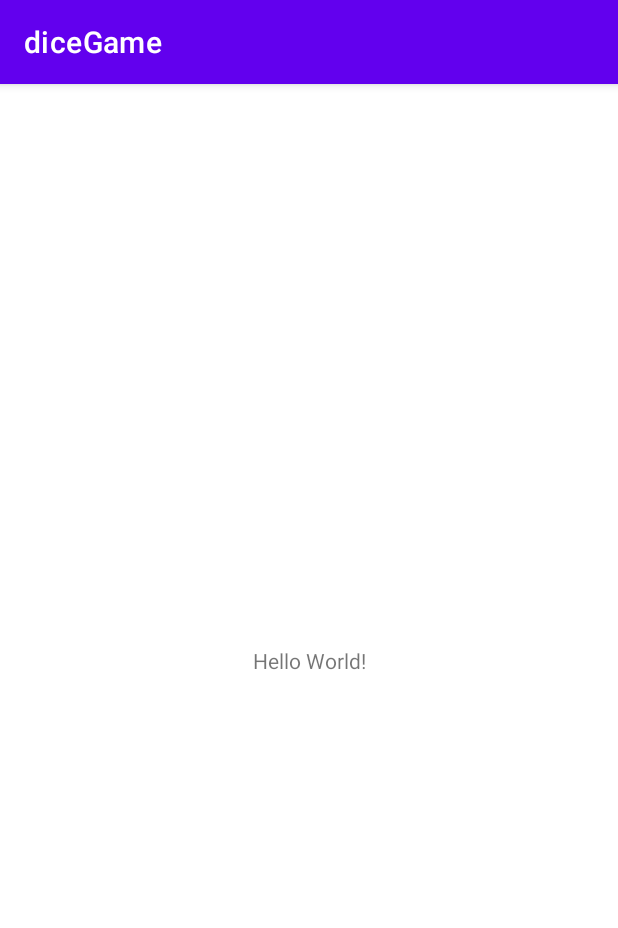
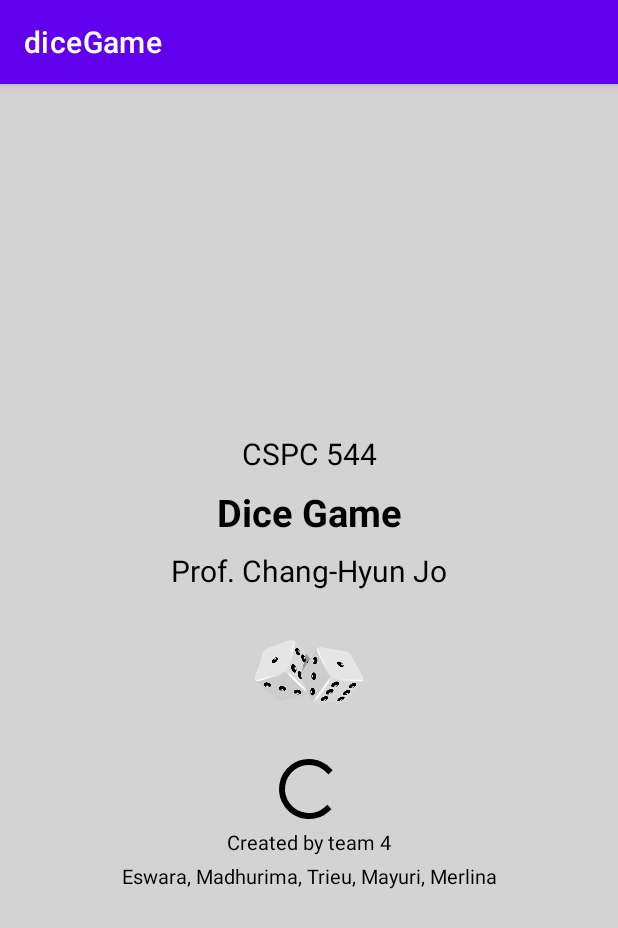
Before and after one commit to mamb97/diceGame, an Android app: the screen it shows after launch (MainActivity before the commit, IntroActivity after it), on a phone screen of 412 x 824 dp. Shown: the top 928 px of the screen. Run offline under Robolectric (Android 15) with nearby library versions, the phone set to English and light mode, and no system bars.

Commit message:
Added 4 activities and redirections.

```diff
--- /dev/null
+++ b/app/src/main/java/com/example/dicegame/IntroActivity.java
@@ -0,0 +1,29 @@
+package com.example.dicegame;
+
+import androidx.appcompat.app.AppCompatActivity;
+
+import android.content.Intent;
+import android.os.Bundle;
+
+import java.util.Timer;
+import java.util.TimerTask;
+
+public class IntroActivity extends AppCompatActivity {
+
+    Timer timer;
+
+    @Override
+    protected void onCreate(Bundle savedInstanceState) {
+        super.onCreate(savedInstanceState);
+        setContentView(R.layout.activity_intro);
+        timer = new Timer();
+        timer.schedule(new TimerTask() {
+            @Override
+            public void run() {
+                Intent playIntent = new Intent(IntroActivity.this, PlayActivity.class);
+                startActivity(playIntent);
+                finish();
+            }
+        }, 5000);
+    }
+}
--- a/app/src/main/java/com/example/dicegame/MainActivity.java
+++ /dev/null
@@ -1,14 +0,0 @@
-package com.example.dicegame;
-
-import androidx.appcompat.app.AppCompatActivity;
-
-import android.os.Bundle;
-
-public class MainActivity extends AppCompatActivity {
-
-    @Override
-    protected void onCreate(Bundle savedInstanceState) {
-        super.onCreate(savedInstanceState);
-        setContentView(R.layout.activity_main);
-    }
-}
--- /dev/null
+++ b/app/src/main/res/layout/activity_intro.xml
@@ -0,0 +1,139 @@
+<?xml version="1.0" encoding="utf-8"?>
+<androidx.constraintlayout.widget.ConstraintLayout xmlns:android="http://schemas.android.com/apk/res/android"
+    xmlns:app="http://schemas.android.com/apk/res-auto"
+    xmlns:tools="http://schemas.android.com/tools"
+    android:layout_width="match_parent"
+    android:layout_height="match_parent"
+    android:background="@color/intro_background_gray"
+    tools:context=".IntroActivity">
+
+    <TextView
+        android:id="@+id/className"
+        android:textColor="@color/black"
+        android:text="@string/class_name"
+        android:layout_width="wrap_content"
+        android:layout_height="wrap_content"
+        app:layout_constraintEnd_toEndOf="parent"
+        app:layout_constraintStart_toStartOf="parent"
+        app:layout_constraintTop_toTopOf="parent"
+        android:layout_marginStart="2dp"
+        android:layout_marginTop="2dp"
+        android:layout_marginEnd="2dp"
+        android:layout_marginBottom="2dp"
+        android:padding="2dp"
+        android:textSize="20sp"
+        app:layout_constraintVertical_chainStyle="packed"
+        app:layout_constraintBottom_toTopOf="@+id/gameName"
+        app:layout_constraintHorizontal_bias="0.5"/>
+
+    <TextView
+        android:id="@+id/gameName"
+        android:textColor="@color/black"
+        android:text="@string/game_name"
+        android:layout_width="wrap_content"
+        android:layout_height="wrap_content"
+        app:layout_constraintBottom_toTopOf="@+id/profName"
+        app:layout_constraintEnd_toEndOf="parent"
+        app:layout_constraintHorizontal_bias="0.5"
+        app:layout_constraintStart_toStartOf="parent"
+        app:layout_constraintTop_toBottomOf="@+id/className"
+        app:layout_constraintVertical_chainStyle="packed"
+        android:layout_marginStart="2dp"
+        android:layout_marginTop="2dp"
+        android:layout_marginEnd="2dp"
+        android:layout_marginBottom="2dp"
+        android:padding="2dp"
+        android:textSize="25sp"
+        android:textStyle="bold"/>
+
+    <TextView
+        android:id="@+id/profName"
+        android:layout_width="wrap_content"
+        android:layout_height="wrap_content"
+        android:text="@string/professor_name"
+        android:textColor="@color/black"
+        app:layout_constraintBottom_toTopOf="@+id/diceGameLogo"
+        app:layout_constraintEnd_toEndOf="parent"
+        app:layout_constraintHorizontal_bias="0.5"
+        app:layout_constraintStart_toStartOf="parent"
+        app:layout_constraintTop_toBottomOf="@+id/gameName"
+        android:layout_marginStart="2dp"
+        android:layout_marginTop="2dp"
+        android:layout_marginEnd="2dp"
+        android:layout_marginBottom="2dp"
+        android:padding="2dp"
+        android:textSize="20sp"
+        app:layout_constraintVertical_chainStyle="packed"/>
+
+    <ImageView
+        android:id="@+id/diceGameLogo"
+        android:layout_width="100dp"
+        android:layout_height="100dp"
+        android:contentDescription="@string/dice_logo_description"
+        android:src="@drawable/dice_logo"
+        android:textColor="@color/black"
+        app:layout_constraintBottom_toTopOf="@+id/indeterminateBar"
+        app:layout_constraintEnd_toEndOf="parent"
+        app:layout_constraintHorizontal_bias="0.5"
+        app:layout_constraintStart_toStartOf="parent"
+        app:layout_constraintTop_toBottomOf="@+id/profName"
+        android:layout_marginStart="2dp"
+        android:layout_marginTop="2dp"
+        android:layout_marginEnd="2dp"
+        android:layout_marginBottom="2dp"
+        android:padding="2dp"
+        app:layout_constraintVertical_chainStyle="packed"/>
+
+    <ProgressBar
+        android:id="@+id/indeterminateBar"
+        android:layout_width="wrap_content"
+        android:layout_height="wrap_content"
+        android:progressBackgroundTint="#000000"
+        android:progressBackgroundTintMode="add"
+        android:indeterminateTint="@color/black"
+        android:indeterminateBehavior="cycle"
+        android:progressTint="#000000"
+        android:textColor="@color/black"
+        app:layout_constraintBottom_toTopOf="@+id/teamNumber"
+        app:layout_constraintEnd_toEndOf="parent"
+        app:layout_constraintHorizontal_bias="0.5"
+        app:layout_constraintStart_toStartOf="parent"
+        app:layout_constraintTop_toBottomOf="@+id/diceGameLogo"
+        app:layout_constraintVertical_chainStyle="packed" />
+
+    <TextView
+        android:id="@+id/teamNumber"
+        android:layout_width="wrap_content"
+        android:layout_height="wrap_content"
+        android:text="@string/team_number"
+        android:textColor="@color/black"
+        app:layout_constraintBottom_toTopOf="@+id/appAuthors"
+        app:layout_constraintEnd_toEndOf="parent"
+        app:layout_constraintHorizontal_bias="0.5"
+        app:layout_constraintStart_toStartOf="parent"
+        app:layout_constraintTop_toBottomOf="@+id/indeterminateBar"
+        android:layout_marginStart="2dp"
+        android:layout_marginTop="2dp"
+        android:layout_marginEnd="2dp"
+        android:layout_marginBottom="2dp"
+        android:textSize="13sp"
+        app:layout_constraintVertical_chainStyle="packed"/>
+
+    <TextView
+        android:id="@+id/appAuthors"
+        android:layout_width="wrap_content"
+        android:layout_height="wrap_content"
+        android:text="@string/app_authors"
+        android:textColor="@color/black"
+        app:layout_constraintBottom_toBottomOf="parent"
+        app:layout_constraintEnd_toEndOf="parent"
+        app:layout_constraintHorizontal_bias="0.5"
+        app:layout_constraintStart_toStartOf="parent"
+        android:layout_marginStart="2dp"
+        android:layout_marginTop="2dp"
+        android:layout_marginEnd="2dp"
+        android:layout_marginBottom="2dp"
+        android:textSize="13sp"
+        app:layout_constraintTop_toBottomOf="@+id/teamNumber"
+        app:layout_constraintVertical_chainStyle="packed"/>
+</androidx.constraintlayout.widget.ConstraintLayout>
--- a/app/src/main/res/layout/activity_main.xml
+++ /dev/null
@@ -1,18 +0,0 @@
-<?xml version="1.0" encoding="utf-8"?>
-<androidx.constraintlayout.widget.ConstraintLayout xmlns:android="http://schemas.android.com/apk/res/android"
-    xmlns:app="http://schemas.android.com/apk/res-auto"
-    xmlns:tools="http://schemas.android.com/tools"
-    android:layout_width="match_parent"
-    android:layout_height="match_parent"
-    tools:context=".MainActivity">
-
-    <TextView
-        android:layout_width="wrap_content"
-        android:layout_height="wrap_content"
-        android:text="Hello World!"
-        app:layout_constraintBottom_toBottomOf="parent"
-        app:layout_constraintLeft_toLeftOf="parent"
-        app:layout_constraintRight_toRightOf="parent"
-        app:layout_constraintTop_toTopOf="parent" />
-
-</androidx.constraintlayout.widget.ConstraintLayout>
--- a/app/src/main/res/values/colors.xml
+++ b/app/src/main/res/values/colors.xml
@@ -7,4 +7,7 @@
     <color name="teal_700">#FF018786</color>
     <color name="black">#FF000000</color>
     <color name="white">#FFFFFFFF</color>
+    <color name="black_label_text">#455A64</color>
+    <color name="intro_background_gray">#D3D3D3</color>
+    <color name="intro_loader_gray">#D3ffff</color>
 </resources>
--- a/app/src/main/res/values/strings.xml
+++ b/app/src/main/res/values/strings.xml
@@ -1,3 +1,25 @@
 <resources>
     <string name="app_name">diceGame</string>
+    <string name="class_name">CSPC 544</string>
+    <string name="professor_name">Prof. Chang-Hyun Jo</string>
+    <string name="team_number">Created by team 4</string>
+    <string name="app_authors">Eswara, Madhurima, Trieu, Mayuri, Merlina</string>
+    <string name="game_name">Dice Game</string>
+    <string name="dice_logo_description">Dice Logo Description</string>
+    <string name="play_button_text">Play</string>
+    <string name="reset_button_text">Reset</string>
+    <string name="exit_button_text">Exit</string>
+    <string name="game_win_title">Congratulations!</string>
+    <string name="game_not_win_title">Oops!</string>
+    <string name="game_win_description">You win</string>
+    <string name="game_lost_description">You lost</string>
+    <string name="game_tie_description">Game tie. Play again</string>
+    <string name="ai_avatar_image_description">AI Avatar Image</string>
+    <string name="ai_score_text_label">AI Score:</string>
+    <string name="ai_avatar_name_label">Avatar: AI</string>
+    <string name="ai_start_score">0</string>
+    <string name="human_avatar_image_description">Player Avatar Image</string>
+    <string name="human_score_text_label">Player Score:</string>
+    <string name="human_avatar_name_label">Avatar: Player</string>
+    <string name="human_start_score">0</string>
 </resources>
```
Also changed, not shown: app/src/main/AndroidManifest.xml (+12 -4 lines), app/src/main/java/com/example/dicegame/GameActivity.java (added, +56 -0 lines), app/src/main/java/com/example/dicegame/PlayActivity.java (added, +22 -0 lines), app/src/main/java/com/example/dicegame/ResultActivity.java (added, +47 -0 lines), app/src/main/res/layout/activity_game.xml (added, +69 -0 lines), app/src/main/res/layout/activity_play.xml (added, +19 -0 lines), app/src/main/res/layout/activity_result.xml (added, +83 -0 lines), app/src/main/res/drawable-v24/dice_logo.png (added).
